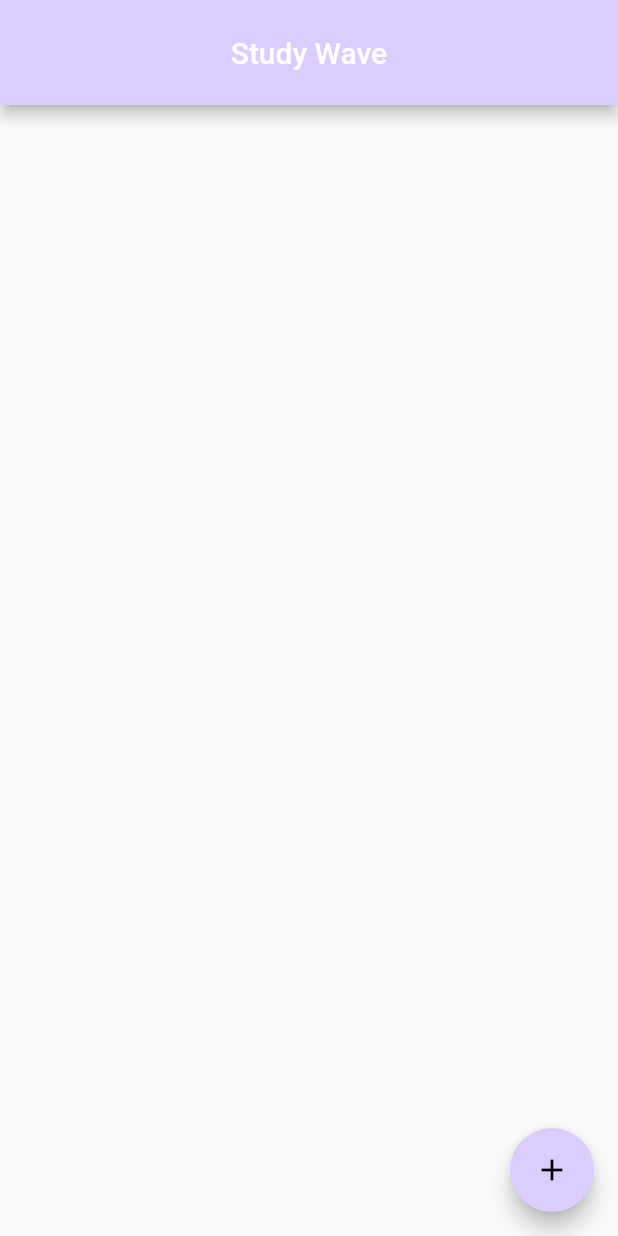
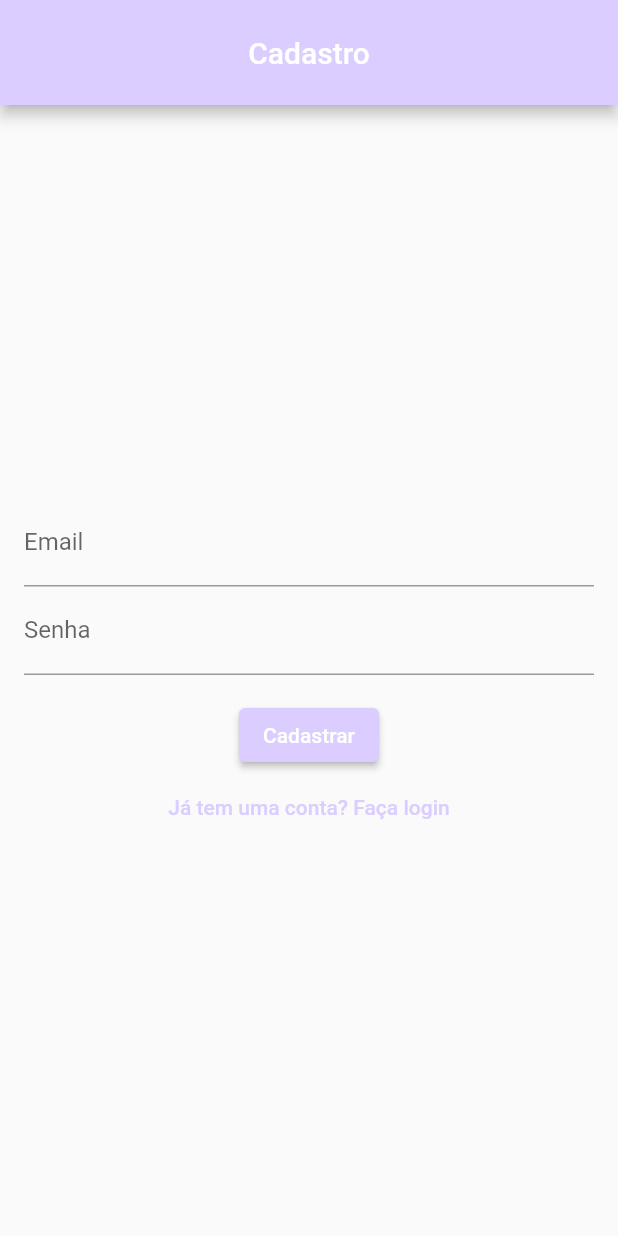
Before and after one commit to carolthy1/integrador10, a Flutter app: the screen it shows after launch, on a phone screen of 412 x 824 dp. Run offline on Flutter 3.47's test engine with Material 2 defaults, Android fonts, the phone set to English and light mode, and no system bars; our stand-ins replace shared_preferences, sqflite; accounts and stored records are empty.

Commit message:
login/registro

```diff
--- a/lib/database.dart
+++ b/lib/database.dart
@@ -1,11 +1,10 @@
-
 import 'package:sqflite/sqflite.dart';
 import 'package:path/path.dart';
 
-class DatabaseHelper {
-  static final DatabaseHelper _instance = DatabaseHelper.internal();
+class TasksDatabaseHelper {
+  static final TasksDatabaseHelper _instance = TasksDatabaseHelper.internal();
 
-  factory DatabaseHelper() => _instance;
+  factory TasksDatabaseHelper() => _instance;
 
   static Database? _db;
 
@@ -17,15 +16,16 @@ class DatabaseHelper {
     return _db;
   }
 
-  DatabaseHelper.internal();
+  TasksDatabaseHelper.internal();
 
   Future<Database> initDb() async {
     final databasesPath = await getDatabasesPath();
     final path = join(databasesPath, 'tasks.db');
+    print('Tasks Database path: $path'); // Adicione esta linha
 
     return await openDatabase(
       path,
-      version: 2, // Aumente a versão do banco de dados para 2
+      version: 2,
       onCreate: (Database db, int version) async {
         await db.execute('''
           CREATE TABLE tasks (
@@ -34,7 +34,7 @@ class DatabaseHelper {
             description TEXT,
             priority TEXT,
             dueDate TEXT,
-            dueTime TEXT  -- Adicione o campo dueTime
+            dueTime TEXT
           )
         ''');
       },
@@ -46,3 +46,41 @@ class DatabaseHelper {
     );
   }
 }
+
+class UsersDatabaseHelper {
+  static final UsersDatabaseHelper _instance = UsersDatabaseHelper.internal();
+
+  factory UsersDatabaseHelper() => _instance;
+
+  static Database? _db;
+
+  Future<Database?> get db async {
+    if (_db != null) {
+      return _db;
+    }
+    _db = await initDb();
+    return _db;
+  }
+
+  UsersDatabaseHelper.internal();
+
+  Future<Database> initDb() async {
+    final databasesPath = await getDatabasesPath();
+    final path = join(databasesPath, 'users.db');
+    print('Users Database path: $path'); // Adicione esta linha
+
+    return await openDatabase(
+      path,
+      version: 1,
+      onCreate: (Database db, int version) async {
+        await db.execute('''
+          CREATE TABLE users (
+            id INTEGER PRIMARY KEY AUTOINCREMENT,
+            email TEXT,
+            password TEXT
+          )
+        ''');
+      },
+    );
+  }
+}
--- a/lib/main.dart
+++ b/lib/main.dart
@@ -1,12 +1,21 @@
+import 'package:flutter/cupertino.dart';
 import 'package:flutter/material.dart';
-import 'package:flutter/cupertino.dart';
+import 'package:shared_preferences/shared_preferences.dart';
 import 'package:flutter_localizations/flutter_localizations.dart';
 import 'home_screen.dart';
+import 'registration_screen.dart';
+import 'login_screen.dart';
 
 void main() => runApp(MyApp());
 
 class MyApp extends StatelessWidget {
   final Color myColor = Color(0xFFDBCDFF);
+
+  Future<bool> _checkIfUserLoggedIn() async {
+    final prefs = await SharedPreferences.getInstance();
+    final userLoggedIn = prefs.getBool('user_logged_in');
+    return userLoggedIn == true;
+  }
 
   @override
   Widget build(BuildContext context) {
@@ -14,9 +23,9 @@ class MyApp extends StatelessWidget {
       title: 'Study Wave',
       theme: ThemeData.light().copyWith(
         appBarTheme: AppBarTheme(
-          toolbarHeight: 70.0, // Defina a altura da faixa da AppBar aqui
-          elevation: 4, // Ajuste a elevação da AppBar aqui
-          centerTitle: true, // Centralize o título
+          toolbarHeight: 70.0,
+          elevation: 4,
+          centerTitle: true,
         ),
         colorScheme: ColorScheme.light(
           primary: myColor,
@@ -33,7 +42,17 @@ class MyApp extends StatelessWidget {
         const Locale('en', 'US'),
         const Locale('pt', 'BR'),
       ],
-      home: HomeScreen(),
+      home: FutureBuilder<bool>(
+        future: _checkIfUserLoggedIn(),
+        builder: (context, snapshot) {
+          if (snapshot.connectionState == ConnectionState.waiting) {
+            return CircularProgressIndicator();
+          } else {
+            final userLoggedIn = snapshot.data ?? false;
+            return userLoggedIn ? HomeScreen() : RegistrationScreen();
+          }
+        },
+      ),
     );
   }
 }
--- /dev/null
+++ b/lib/registration_screen.dart
@@ -0,0 +1,98 @@
+import 'package:flutter/material.dart';
+import 'package:shared_preferences/shared_preferences.dart';
+import 'database.dart';
+import 'login_screen.dart';
+
+class RegistrationScreen extends StatefulWidget {
+  @override
+  _RegistrationScreenState createState() => _RegistrationScreenState();
+}
+
+class _RegistrationScreenState extends State<RegistrationScreen> {
+  final TextEditingController _emailController = TextEditingController();
+  final TextEditingController _passwordController = TextEditingController();
+  final UsersDatabaseHelper _databaseHelper = UsersDatabaseHelper();
+  String _errorMessage = '';
+
+  void _registerUser() async {
+    final email = _emailController.text;
+    final password = _passwordController.text;
+
+    if (email.isEmpty || password.isEmpty) {
+      return;
+    }
+
+    final db = await _databaseHelper.db;
+    final user = await db!.query(
+      'users',
+      where: 'email = ?',
+      whereArgs: [email],
+    );
+
+    if (user.isEmpty) {
+      await db.insert(
+        'users',
+        {'email': email, 'password': password},
+      );
+
+      final prefs = await SharedPreferences.getInstance();
+      prefs.setBool('user_logged_in', true);
+      prefs.setString('user_email', email);
+
+      Navigator.of(context).pushReplacement(
+        MaterialPageRoute(builder: (context) => LoginScreen()),
+      );
+    } else {
+      setState(() {
+        _errorMessage = 'Usuário já existe. Tente outro email.';
+      });
+    }
+  }
+
+  @override
+  Widget build(BuildContext context) {
+    return Scaffold(
+      appBar: AppBar(
+        title: Text('Cadastro'),
+      ),
+      body: Padding(
+        padding: const EdgeInsets.all(16.0),
+        child: Column(
+          mainAxisAlignment: MainAxisAlignment.center,
+          children: <Widget>[
+            TextField(
+              controller: _emailController,
+              decoration: InputDecoration(labelText: 'Email'),
+            ),
+            TextField(
+              controller: _passwordController,
+              decoration: InputDecoration(labelText: 'Senha'),
+              obscureText: true,
+            ),
+            SizedBox(height: 16.0),
+            ElevatedButton(
+              onPressed: _registerUser,
+              child: Text('Cadastrar'),
+            ),
+            TextButton(
+              onPressed: () {
+                Navigator.of(context).pushReplacement(
+                  MaterialPageRoute(builder: (context) => LoginScreen()),
+                );
+              },
+              child: Text('Já tem uma conta? Faça login'),
+            ),
+            if (_errorMessage.isNotEmpty)
+              Text(
+                _errorMessage,
+                style: TextStyle(
+                  color: Colors.red,
+                  fontSize: 16.0,
+                ),
+              ),
+          ],
+        ),
+      ),
+    );
+  }
+}
--- a/pubspec.yaml
+++ b/pubspec.yaml
@@ -13,6 +13,9 @@ dependencies:
   intl: ^0.18.1
   flutter_localization: ^0.1.14
   google_fonts: ^6.1.0
+  shared_preferences: ^2.2.2
+  flutter_localizations:
+    sdk: flutter
 
 dev_dependencies:
   flutter_test:
```
Also changed, not shown: lib/home_screen.dart (+14 -8 lines), lib/login_screen.dart (added, +72 -0 lines), pubspec.lock, 1 other file.
